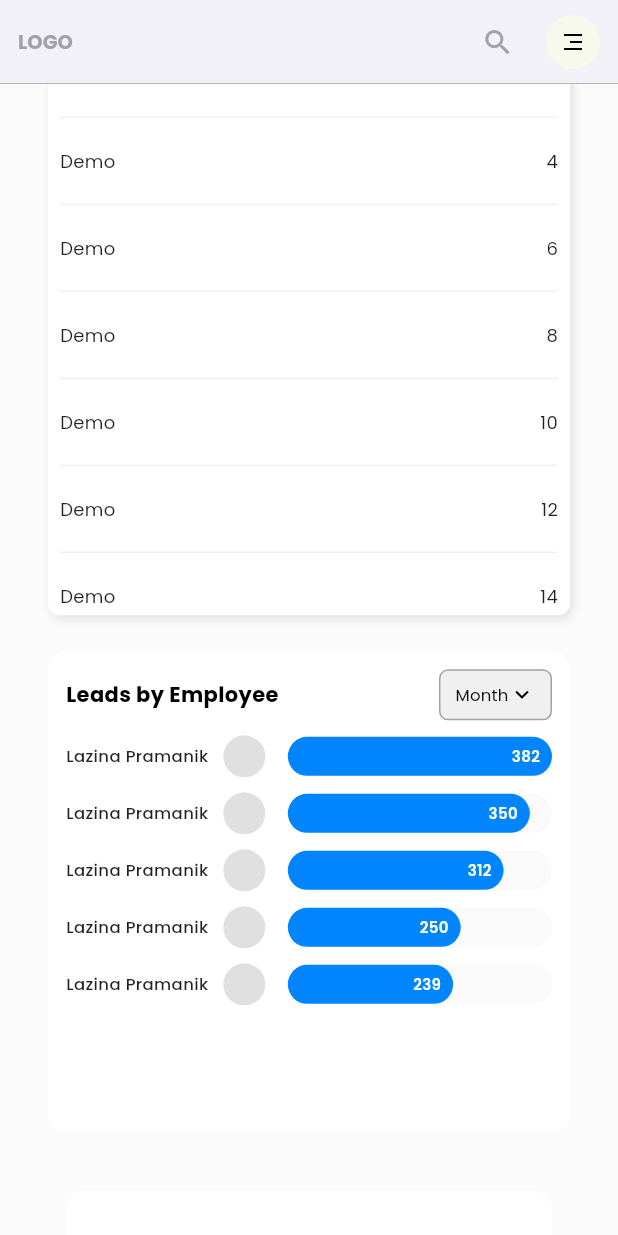
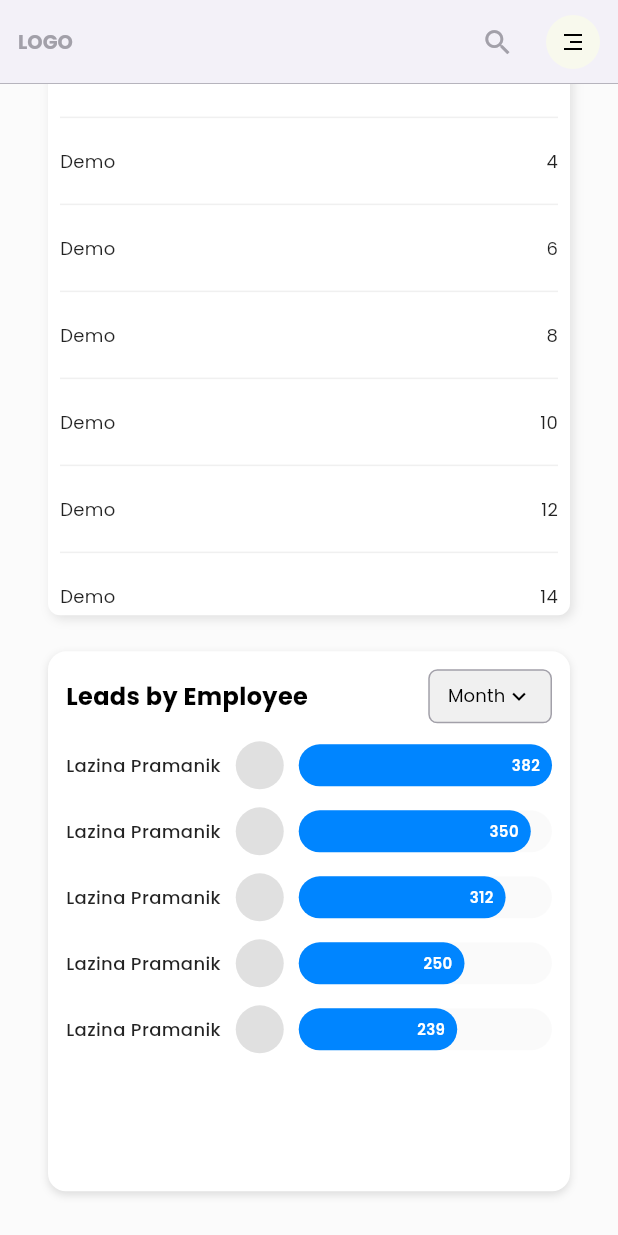
Before and after one commit to huzaifa-huzzi/Super_adminPanel, a Flutter app: the DashboardScreen screen opened by its route, scrolled down 1728 dp, on a phone screen of 412 x 824 dp. Run offline on Flutter 3.47's test engine with Material 3 defaults, Android fonts, the phone set to English and light mode, and no system bars; our stand-ins replace fl_chart, get, go_router, google_fonts, syncfusion_flutter_charts, url_strategy.

Commit message:
Dashboard screen completed

```diff
--- a/lib/Admin/Dashboard/DashboardScreen.dart
+++ b/lib/Admin/Dashboard/DashboardScreen.dart
@@ -194,21 +194,21 @@ class DashboardScreen extends StatelessWidget {
                     crossAxisAlignment: CrossAxisAlignment.start,
                     children: [
 
-                      /// ---------- Missing Data Chart ----------
+                      /// Missing Data Chart
                       SizedBox(
                         height: 250,
                         child: MissingDataChartWidget(),
                       ),
                       SizedBox(height: sectionSpacing),
 
-                      /// ---------- States Pie Chart ----------
+                      ///  States Pie Chart
                       SizedBox(
                         height: 250,
                         child: StatesPieChartWidget(),
                       ),
                       SizedBox(height: sectionSpacing),
 
-                      /// ---------- Weekly Leads Chart ----------
+                      ///  Weekly Leads Chart
                       SizedBox(
                         height: 380,
                         child: WeeklyLeadsChart(
@@ -219,21 +219,21 @@ class DashboardScreen extends StatelessWidget {
                       ),
                       SizedBox(height: sectionSpacing),
 
-                      /// ---------- Keyword Category ----------
+                      ///  Keyword Category
                       SizedBox(
                         height: 450,
                         child: KeywordCategoryWidget(),
                       ),
                       SizedBox(height: sectionSpacing),
 
-                      /// ---------- Leads By Employee ----------
+                      ///  Leads By Employee
                       SizedBox(
-                        height: 320,
+                        height: 360,
                         child: LeadsByEmployeeWidget(),
                       ),
                       SizedBox(height: sectionSpacing),
 
-                      /// ---------- Number Types ----------
+                      ///  Number Types
                       SizedBox(
                         height: 260,
                         child: NumberTypesWidget(),
@@ -290,7 +290,7 @@ class DashboardScreen extends StatelessWidget {
 
                             /// -------- Leads By Employee(Widget) --------
                             SizedBox(
-                              height: 365,
+                              height: 400,
                               width: screenWidth,
                               child: LeadsByEmployeeWidget(),
                             ),
--- a/lib/Admin/Dashboard/LeadsByEmployeeWidget.dart
+++ b/lib/Admin/Dashboard/LeadsByEmployeeWidget.dart
@@ -23,7 +23,7 @@ class _LeadsByEmployeeWidgetState extends State<LeadsByEmployeeWidget> {
   final leadsYear = [420, 390, 350, 300, 280];
 
   // Responsive scaling function
-  double scaleValue(BuildContext context, double mobile, double tablet, double web) {
+  double scale(BuildContext context, double mobile, double tablet, double web) {
     final width = MediaQuery.of(context).size.width;
     if (width < 600) return mobile;
     if (width < 1024) return tablet;
@@ -32,14 +32,20 @@ class _LeadsByEmployeeWidgetState extends State<LeadsByEmployeeWidget> {
 
   @override
   Widget build(BuildContext context) {
-    final padding = scaleValue(context, 12, 16, 20);
-    final titleFontSize = scaleValue(context, 14, 15, 16);
-    final nameFontSize = scaleValue(context, 11, 12, 13);
-    final valueFontSize = scaleValue(context, 10, 11, 12);
-    final barHeight = scaleValue(context, 26, 28, 30);
-    final avatarRadius = scaleValue(context, 14, 16, 18);
-    final spacingBetweenRows = scaleValue(context, 10, 12, 14);
-    final spacingBetweenElements = scaleValue(context, 10, 12, 16);
+    // Scaling all parameters
+    final padding = scale(context, 12, 16, 20);
+    final containerRadius = scale(context, 12, 14, 16);
+    final titleFontSize = scale(context, 16, 18, 20);
+    final nameFontSize = scale(context, 12, 14, 16);
+    final valueFontSize = scale(context, 10, 12, 14);
+    final barHeight = scale(context, 28, 32, 36);
+    final avatarRadius = scale(context, 16, 18, 20);
+    final spacingRows = scale(context, 12, 14, 16);
+    final spacingColumns = scale(context, 10, 12, 14);
+    final dropdownHeight = scale(context, 36, 38, 40);
+    final dropdownPadding = scale(context, 12, 14, 16);
+    final dropdownRadius = scale(context, 6, 8, 10);
+    final dropdownIconSize = scale(context, 18, 20, 22);
 
     final currentLeads = selectedPeriod == 'Month' ? leadsMonth : leadsYear;
     final maxLead = currentLeads.reduce((a, b) => a > b ? a : b).toDouble();
@@ -49,12 +55,19 @@ class _LeadsByEmployeeWidgetState extends State<LeadsByEmployeeWidget> {
       padding: EdgeInsets.all(padding),
       decoration: BoxDecoration(
         color: Colors.white,
-        borderRadius: BorderRadius.circular(scaleValue(context, 12, 14, 16)),
+        borderRadius: BorderRadius.circular(containerRadius),
+        boxShadow: [
+          BoxShadow(
+            color: Colors.black12,
+            blurRadius: 4,
+            offset: const Offset(0, 2),
+          ),
+        ],
       ),
       child: Column(
         crossAxisAlignment: CrossAxisAlignment.start,
         children: [
-          /// Header Row with Dropdown
+          /// Header: Text + Dropdown
           Row(
             mainAxisAlignment: MainAxisAlignment.spaceBetween,
             children: [
@@ -67,17 +80,17 @@ class _LeadsByEmployeeWidgetState extends State<LeadsByEmployeeWidget> {
                 ),
               ),
               Container(
-                height: scaleValue(context, 34, 36, 38),
-                padding: EdgeInsets.symmetric(horizontal: scaleValue(context, 10, 12, 14)),
+                height: dropdownHeight,
+                padding: EdgeInsets.symmetric(horizontal: dropdownPadding),
                 decoration: BoxDecoration(
                   color: AppColors.dividerColor,
-                  borderRadius: BorderRadius.circular(scaleValue(context, 6, 8, 10)),
+                  borderRadius: BorderRadius.circular(dropdownRadius),
                   border: Border.all(color: AppColors.TextformFieldsTextColor),
                 ),
                 child: DropdownButtonHideUnderline(
                   child: DropdownButton<String>(
                     value: selectedPeriod,
-                    icon: Icon(Icons.keyboard_arrow_down, size: scaleValue(context, 18, 20, 22), color: Colors.black),
+                    icon: Icon(Icons.keyboard_arrow_down, size: dropdownIconSize, color: Colors.black),
                     items: ['Month', 'Year'].map((e) {
                       return DropdownMenuItem(
                         value: e,
@@ -90,7 +103,7 @@ class _LeadsByEmployeeWidgetState extends State<LeadsByEmployeeWidget> {
                     onChanged: (value) {
                       if (value != null && value != selectedPeriod) {
                         setState(() => isExpanded = false);
-                        Future.delayed(Duration(milliseconds: 250), () {
+                        Future.delayed(const Duration(milliseconds: 300), () {
                           setState(() {
                             selectedPeriod = value;
                             isExpanded = true;
@@ -103,16 +116,15 @@ class _LeadsByEmployeeWidgetState extends State<LeadsByEmployeeWidget> {
               ),
             ],
           ),
-          SizedBox(height: spacingBetweenElements),
+          SizedBox(height: padding),
 
-          /// Horizontal Bars
+          /// Employee Bars
           Column(
             crossAxisAlignment: CrossAxisAlignment.start,
             children: List.generate(employees.length, (index) {
               final progress = currentLeads[index] / maxLead;
-
               return Padding(
-                padding: EdgeInsets.only(bottom: spacingBetweenRows),
+                padding: EdgeInsets.only(bottom: spacingRows),
                 child: Row(
                   children: [
                     /// Employee Name
@@ -125,7 +137,7 @@ class _LeadsByEmployeeWidgetState extends State<LeadsByEmployeeWidget> {
                       ),
                     ),
 
-                    SizedBox(width: spacingBetweenElements),
+                    SizedBox(width: spacingColumns),
 
                     /// Avatar
                     CircleAvatar(
@@ -133,13 +145,13 @@ class _LeadsByEmployeeWidgetState extends State<LeadsByEmployeeWidget> {
                       backgroundColor: Colors.grey.shade300,
                     ),
 
-                    SizedBox(width: spacingBetweenElements * 1.5),
+                    SizedBox(width: spacingColumns),
 
-                    /// Animated Bars
+                    /// Animated Bar
                     Expanded(
                       child: TweenAnimationBuilder<double>(
                         tween: Tween<double>(begin: 0, end: isExpanded ? progress : 0),
-                        duration: Duration(milliseconds: 600),
+                        duration: const Duration(milliseconds: 600),
                         curve: Curves.easeInOut,
                         builder: (context, value, child) {
                           return Stack(
@@ -161,7 +173,7 @@ class _LeadsByEmployeeWidgetState extends State<LeadsByEmployeeWidget> {
                                     borderRadius: BorderRadius.circular(barHeight / 2),
                                   ),
                                   alignment: Alignment.centerRight,
-                                  padding: EdgeInsets.only(right: scaleValue(context, 8, 10, 12)),
+                                  padding: EdgeInsets.only(right: scale(context, 8, 10, 12)),
                                   child: Text(
                                     currentLeads[index].toString(),
                                     style: TextStyle(
--- a/lib/Admin/Dashboard/NumberTypeWidget.dart
+++ b/lib/Admin/Dashboard/NumberTypeWidget.dart
@@ -1,4 +1,5 @@
 import 'package:flutter/material.dart';
+import 'package:super_adminPanel/Resources/Colors.dart';
 import 'package:syncfusion_flutter_charts/charts.dart';
 
 class NumberTypesWidget extends StatelessWidget {
@@ -77,8 +78,6 @@ class NumberTypesWidget extends StatelessWidget {
                   minimum: 0,
                   maximum: 400,
                   interval: 100,
-
-
                   labelStyle: TextStyle(
                     fontSize: scale(context, 11),
                     fontWeight: FontWeight.w600,
@@ -86,8 +85,8 @@ class NumberTypesWidget extends StatelessWidget {
                   ),
 
                   majorGridLines: const MajorGridLines(
-                    color: Color(0xFFE0E0E0),
-                    width: 0.7,
+                    color: AppColors.dividerColor,
+                    width: 0.0,
                   ),
                   axisLine: const AxisLine(color: Colors.black, width: 1),
                 ),
```
